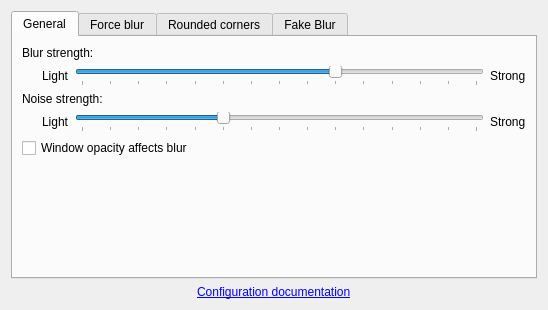
First picture: the form in src/kcm/blur_config.ui, repository taj-ny/kwin-effects-forceblur, before the edit.
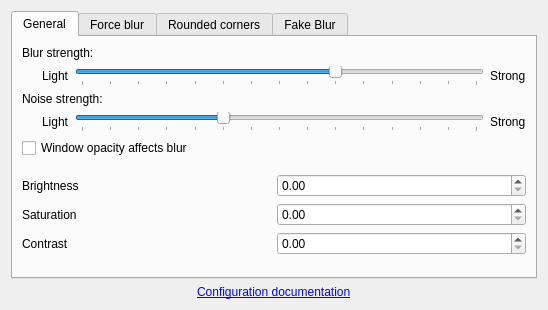
Second picture: the form after the edit.

Commit message: blur: add ability to set brightness, saturation and contrast

```diff
--- a/src/kcm/blur_config.ui
+++ b/src/kcm/blur_config.ui
@@ -7,7 +7,7 @@
     <x>0</x>
     <y>0</y>
     <width>480</width>
-    <height>200</height>
+    <height>240</height>
    </rect>
   </property>
   <layout class="QVBoxLayout">
@@ -179,6 +179,82 @@
          </property>
         </widget>
        </item>
+       <item>
+        <spacer>
+         <property name="orientation">
+          <enum>Qt::Vertical</enum>
+         </property>
+         <property name="sizeHint" stdset="0">
+          <size>
+           <width>0</width>
+           <height>10</height>
+          </size>
+         </property>
+        </spacer>
+       </item>
+       <item>
+        <layout class="QHBoxLayout">
+         <item>
+          <widget class="QLabel">
+           <property name="text">
+            <string>Brightness</string>
+           </property>
+          </widget>
+         </item>
+         <item>
+          <widget class="QDoubleSpinBox" name="kcfg_Brightness">
+           <property name="minimum">
+            <double>0.0</double>
+           </property>
+           <property name="singleStep">
+            <double>0.1</double>
+           </property>
+          </widget>
+         </item>
+        </layout>
+       </item>
+       <item>
+        <layout class="QHBoxLayout">
+         <item>
+          <widget class="QLabel">
+           <property name="text">
+            <string>Saturation</string>
+           </property>
+          </widget>
+         </item>
+         <item>
+          <widget class="QDoubleSpinBox" name="kcfg_Saturation">
+           <property name="minimum">
+            <double>0.0</double>
+           </property>
+           <property name="singleStep">
+            <double>0.1</double>
+           </property>
+          </widget>
+         </item>
+        </layout>
+       </item>
+       <item>
+        <layout class="QHBoxLayout">
+         <item>
+          <widget class="QLabel">
+           <property name="text">
+            <string>Contrast</string>
+           </property>
+          </widget>
+         </item>
+         <item>
+          <widget class="QDoubleSpinBox" name="kcfg_Contrast">
+           <property name="minimum">
+            <double>0.0</double>
+           </property>
+           <property name="singleStep">
+            <double>0.1</double>
+           </property>
+          </widget>
+         </item>
+        </layout>
+       </item>
        <item>
         <widget class="QWidget">
          <property name="sizePolicy">
```
The commit also changes 7 other files.
